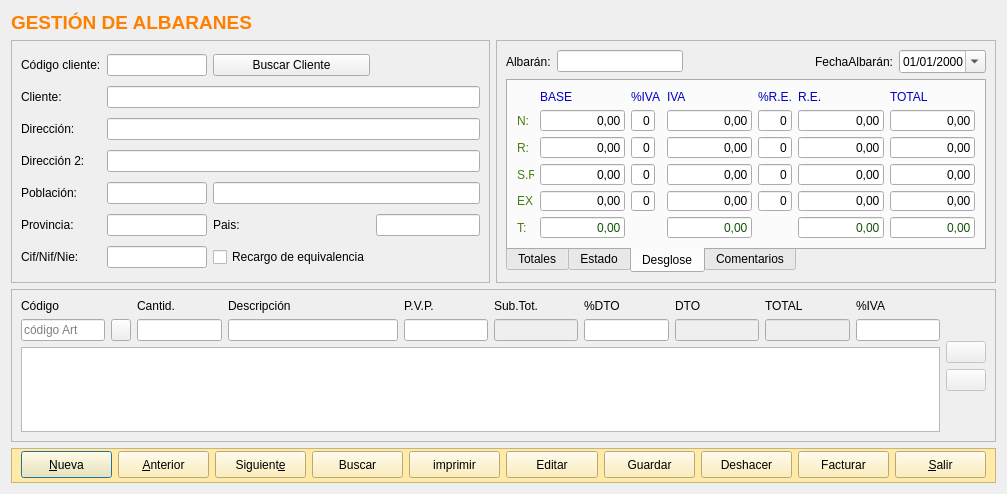
This is frmalbaran.ui in arcnexus/RedFoX as Qt 5 draws it before an edit. The edited form follows.
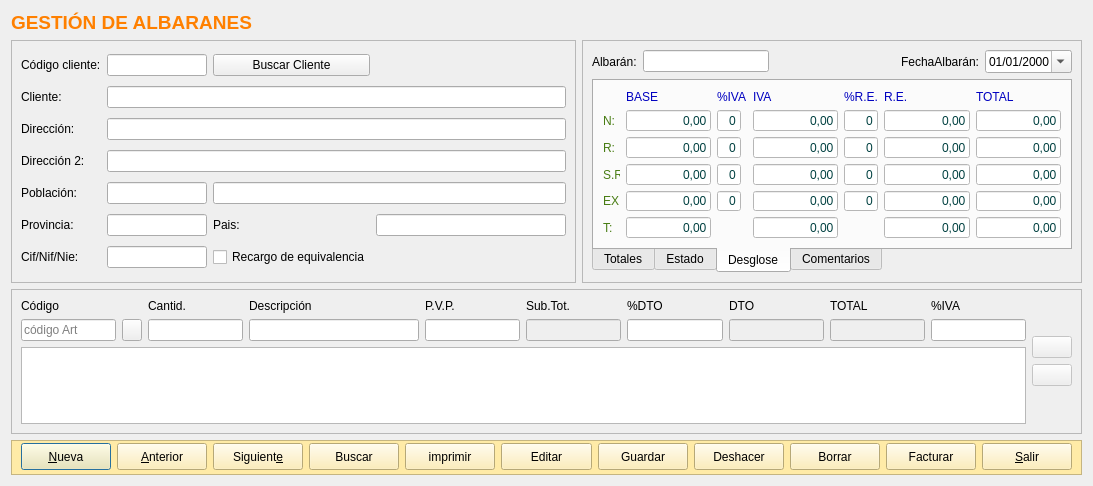
This is the edited form. The open tabs and pages were chosen to show the change. Icons and pictures are not drawn.

Commit message: Estilo Aplicacion Gestión Albaranes Añadir editar y borrar Linea

Patch:
```diff
--- a/frmalbaran.ui
+++ b/frmalbaran.ui
@@ -6,8 +6,8 @@
    <rect>
     <x>0</x>
     <y>0</y>
-    <width>1007</width>
-    <height>494</height>
+    <width>1093</width>
+    <height>486</height>
    </rect>
   </property>
   <property name="windowTitle">
@@ -56,6 +56,12 @@
          <iconset resource="terra.qrc">
           <normaloff>:/Icons/PNG/add.png</normaloff>:/Icons/PNG/add.png</iconset>
         </property>
+        <property name="iconSize">
+         <size>
+          <width>24</width>
+          <height>24</height>
+         </size>
+        </property>
        </widget>
       </item>
       <item>
@@ -71,7 +77,13 @@
         </property>
         <property name="icon">
          <iconset resource="terra.qrc">
-          <normaloff>:/Icons/PNG/left.png</normaloff>:/Icons/PNG/left.png</iconset>
+          <normaloff>:/Icons/PNG/Previous.png</normaloff>:/Icons/PNG/Previous.png</iconset>
+        </property>
+        <property name="iconSize">
+         <size>
+          <width>24</width>
+          <height>24</height>
+         </size>
         </property>
        </widget>
       </item>
@@ -88,7 +100,13 @@
         </property>
         <property name="icon">
          <iconset resource="terra.qrc">
-          <normaloff>:/Icons/PNG/right.png</normaloff>:/Icons/PNG/right.png</iconset>
+          <normaloff>:/Icons/PNG/Next.png</normaloff>:/Icons/PNG/Next.png</iconset>
+        </property>
+        <property name="iconSize">
+         <size>
+          <width>24</width>
+          <height>24</height>
+         </size>
         </property>
        </widget>
       </item>
@@ -107,6 +125,12 @@
          <iconset resource="terra.qrc">
           <normaloff>:/Icons/PNG/search.png</normaloff>:/Icons/PNG/search.png</iconset>
         </property>
+        <property name="iconSize">
+         <size>
+          <width>24</width>
+          <height>24</height>
+         </size>
+        </property>
        </widget>
       </item>
       <item>
@@ -122,7 +146,13 @@
         </property>
         <property name="icon">
          <iconset resource="terra.qrc">
-          <normaloff>:/Icons/PNG/mail.png</normaloff>:/Icons/PNG/mail.png</iconset>
+          <normaloff>:/Icons/PNG/Print.png</normaloff>:/Icons/PNG/Print.png</iconset>
+        </property>
+        <property name="iconSize">
+         <size>
+          <width>24</width>
+          <height>24</height>
+         </size>
         </property>
        </widget>
       </item>
@@ -165,7 +195,13 @@
         </property>
         <property name="icon">
          <iconset resource="terra.qrc">
-          <normaloff>:/Icons/PNG/datebase.png</normaloff>:/Icons/PNG/datebase.png</iconset>
+          <normaloff>:/Icons/PNG/Save.png</normaloff>:/Icons/PNG/Save.png</iconset>
+        </property>
+        <property name="iconSize">
+         <size>
+          <width>24</width>
+          <height>24</height>
+         </size>
         </property>
        </widget>
       </item>
@@ -184,10 +220,39 @@
          <iconset resource="terra.qrc">
           <normaloff>:/Icons/PNG/refresh.png</normaloff>:/Icons/PNG/refresh.png</iconset>
         </property>
+        <property name="iconSize">
+         <size>
+          <width>24</width>
+          <height>24</height>
+         </size>
+        </property>
        </widget>
       </item>
       <item>
-       <widget class="QPushButton" name="btnCobrar">
+       <widget class="QPushButton" name="pushButton">
+        <property name="minimumSize">
+         <size>
+          <width>0</width>
+          <height>27</height>
+         </size>
+        </property>
+        <property name="text">
+         <string>Borrar</string>
+        </property>
+        <property name="icon">
+         <iconset resource="terra.qrc">
+          <normaloff>:/Icons/PNG/delete.png</normaloff>:/Icons/PNG/delete.png</iconset>
+        </property>
+        <property name="iconSize">
+         <size>
+          <width>24</width>
+          <height>24</height>
+         </size>
+        </property>
+       </widget>
+      </item>
+      <item>
+       <widget class="QPushButton" name="btnFacturar">
         <property name="minimumSize">
          <size>
           <width>0</width>
@@ -199,7 +264,13 @@
         </property>
         <property name="icon">
          <iconset resource="terra.qrc">
-          <normaloff>:/Icons/PNG/notepad.png</normaloff>:/Icons/PNG/notepad.png</iconset>
+          <normaloff>:/Icons/PNG/factura.png</normaloff>:/Icons/PNG/factura.png</iconset>
+        </property>
+        <property name="iconSize">
+         <size>
+          <width>24</width>
+          <height>24</height>
+         </size>
         </property>
        </widget>
       </item>
@@ -216,7 +287,13 @@
         </property>
         <property name="icon">
          <iconset resource="terra.qrc">
-          <normaloff>:/Icons/PNG/error.png</normaloff>:/Icons/PNG/error.png</iconset>
+          <normaloff>:/Icons/PNG/Exit.png</normaloff>:/Icons/PNG/Exit.png</iconset>
+        </property>
+        <property name="iconSize">
+         <size>
+          <width>24</width>
+          <height>24</height>
+         </size>
         </property>
        </widget>
       </item>
@@ -640,7 +717,13 @@
           </property>
           <property name="icon">
            <iconset resource="terra.qrc">
-            <normaloff>:/Icons/PNG/configuration.png</normaloff>:/Icons/PNG/configuration.png</iconset>
+            <normaloff>:/Icons/PNG/edit.png</normaloff>:/Icons/PNG/edit.png</iconset>
+          </property>
+          <property name="iconSize">
+           <size>
+            <width>24</width>
+            <height>24</height>
+           </size>
           </property>
          </widget>
         </item>
@@ -657,7 +740,13 @@
           </property>
           <property name="icon">
            <iconset resource="terra.qrc">
-            <normaloff>:/Icons/PNG/error.png</normaloff>:/Icons/PNG/error.png</iconset>
+            <normaloff>:/Icons/PNG/delete.png</normaloff>:/Icons/PNG/delete.png</iconset>
+          </property>
+          <property name="iconSize">
+           <size>
+            <width>24</width>
+            <height>24</height>
+           </size>
           </property>
          </widget>
         </item>
@@ -1099,6 +1188,13 @@
           </item>
           <item row="1" column="1">
            <widget class="QLineEdit" name="txtrBase1">
+            <property name="enabled">
+             <bool>false</bool>
+            </property>
+            <property name="styleSheet">
+             <string notr="true">background-color: rgb(255, 255, 255);
+color: rgb(0, 64, 64);</string>
+            </property>
             <property name="text">
              <string>0,00</string>
             </property>
@@ -1112,8 +1208,12 @@
           </item>
           <item row="5" column="6">
            <widget class="QLineEdit" name="txtrTotalRecargoEq_2">
+            <property name="enabled">
+             <bool>false</bool>
+            </property>
             <property name="styleSheet">
-             <string notr="true">color: rgb(17, 82, 2);</string>
+             <string notr="true">background-color: rgb(255, 255, 255);
+color: rgb(0, 64, 64);</string>
             </property>
             <property name="text">
              <string>0,00</string>
@@ -1128,12 +1228,19 @@
           </item>
           <item row="1" column="5">
            <widget class="QLineEdit" name="txtnRec1">
+            <property name="enabled">
+             <bool>false</bool>
+            </property>
             <property name="maximumSize">
              <size>
               <width>45</width>
               <height>16777215</height>
              </size>
             </property>
+            <property name="styleSheet">
+             <string notr="true">background-color: rgb(255, 255, 255);
+color: rgb(0, 64, 64);</string>
+            </property>
             <property name="text">
              <string>0</string>
             </property>
@@ -1163,6 +1270,13 @@
           </item>
           <item row="1" column="7">
            <widget class="QLineEdit" name="txtrTotal1">
+            <property name="enabled">
+             <bool>false</bool>
+            </property>
+            <property name="styleSheet">
+             <string notr="true">background-color: rgb(255, 255, 255);
+color: rgb(0, 64, 64);</string>
+            </property>
             <property name="text">
              <string>0,00</string>
             </property>
@@ -1186,6 +1300,13 @@
           </item>
           <item row="4" column="7">
            <widget class="QLineEdit" name="txtrTotal4">
+            <property name="enabled">
+             <bool>false</bool>
+            </property>
+            <property name="styleSheet">
+             <string notr="true">background-color: rgb(255, 255, 255);
+color: rgb(0, 64, 64);</string>
+            </property>
             <property name="text">
              <string>0,00</string>
             </property>
@@ -1199,12 +1320,19 @@
           </item>
           <item row="2" column="2">
            <widget class="QLineEdit" name="txtnPorcentajeIva2">
+            <property name="enabled">
+             <bool>false</bool>
+            </property>
             <property name="maximumSize">
              <size>
               <width>45</width>
               <height>16777215</height>
              </size>
             </property>
+            <property name="styleSheet">
+             <string notr="true">background-color: rgb(255, 255, 255);
+color: rgb(0, 64, 64);</string>
+            </property>
             <property name="text">
              <string>0</string>
             </property>
@@ -1218,12 +1346,19 @@
           </item>
           <item row="1" column="2">
            <widget class="QLineEdit" name="txtnPorcentajeIva1">
+            <property name="enabled">
+             <bool>false</bool>
+            </property>
             <property name="maximumSize">
              <size>
               <width>45</width>
               <height>16777215</height>
              </size>
             </property>
+            <property name="styleSheet">
+             <string notr="true">background-color: rgb(255, 255, 255);
+color: rgb(0, 64, 64);</string>
+            </property>
             <property name="text">
              <string>0</string>
             </property>
@@ -1237,6 +1372,13 @@
           </item>
           <item row="3" column="6">
            <widget class="QLineEdit" name="txtrRecargoEq3">
+            <property name="enabled">
+             <bool>false</bool>
+            </property>
+            <property name="styleSheet">
+             <string notr="true">background-color: rgb(255, 255, 255);
+color: rgb(0, 64, 64);</string>
+            </property>
             <property name="text">
              <string>0,00</string>
             </property>
@@ -1266,6 +1408,13 @@
           </item>
           <item row="1" column="4">
            <widget class="QLineEdit" name="txtrIVA1">
+            <property name="enabled">
+             <bool>false</bool>
+            </property>
+            <property name="styleSheet">
+             <string notr="true">background-color: rgb(255, 255, 255);
+color: rgb(0, 64, 64);</string>
+            </property>
             <property name="text">
              <string>0,00</string>
             </property>
@@ -1289,12 +1438,19 @@
           </item>
           <item row="3" column="5">
            <widget class="QLineEdit" name="txtnRec3">
+            <property name="enabled">
+             <bool>false</bool>
+            </property>
             <property name="maximumSize">
              <size>
               <width>45</width>
               <height>16777215</height>
              </size>
             </property>
+            <property name="styleSheet">
+             <string notr="true">background-color: rgb(255, 255, 255);
+color: rgb(0, 64, 64);</string>
+            </property>
             <property name="text">
              <string>0</string>
             </property>
@@ -1308,8 +1464,12 @@
           </item>
           <item row="5" column="4">
            <widget class="QLineEdit" name="txtrTotalIVA_2">
+            <property name="enabled">
+             <bool>false</bool>
+            </property>
             <property name="styleSheet">
-             <string notr="true">color: rgb(17, 82, 2);</string>
+             <string notr="true">background-color: rgb(255, 255, 255);
+color: rgb(0, 64, 64);</string>
             </property>
             <property name="text">
              <string>0,00</string>
@@ -1324,6 +1484,13 @@
           </item>
           <item row="2" column="7">
            <widget class="QLineEdit" name="txtrTotal2">
+            <property name="enabled">
+             <bool>false</bool>
+            </property>
+            <property name="styleSheet">
+             <string notr="true">background-color: rgb(255, 255, 255);
+color: rgb(0, 64, 64);</string>
+            </property>
             <property name="text">
              <string>0,00</string>
             </property>
@@ -1337,6 +1504,13 @@
           </item>
           <item row="1" column="6">
            <widget class="QLineEdit" name="txtrRecargoEq1">
+            <property name="enabled">
+             <bool>false</bool>
+            </property>
+            <property name="styleSheet">
+             <string notr="true">background-color: rgb(255, 255, 255);
+color: rgb(0, 64, 64);</string>
+            </property>
             <property name="text">
              <string>0,00</string>
             </property>
@@ -1350,12 +1524,19 @@
           </item>
           <item row="2" column="5">
            <widget class="QLineEdit" name="txtnRec2">
+            <property name="enabled">
+             <bool>false</bool>
+            </property>
             <property name="maximumSize">
              <size>
               <width>45</width>
               <height>16777215</height>
              </size>
             </property>
+            <property name="styleSheet">
+             <string notr="true">background-color: rgb(255, 255, 255);
+color: rgb(0, 64, 64);</string>
+            </property>
             <property name="text">
              <string>0</string>
             </property>
@@ -1369,6 +1550,13 @@
           </item>
           <item row="3" column="4">
            <widget class="QLineEdit" name="txtrIVA3">
+            <property name="enabled">
+             <bool>false</bool>
+            </property>
+            <property name="styleSheet">
+             <string notr="true">background-color: rgb(255, 255, 255);
+color: rgb(0, 64, 64);</string>
+            </property>
             <property name="text">
              <string>0,00</string>
             </property>
@@ -1382,9 +1570,12 @@
           </item>
           <item row="5" column="7">
            <widget class="QLineEdit" name="txtrTotal_2">
+            <property name="enabled">
+             <bool>false</bool>
+            </property>
             <property name="styleSheet">
-             <string notr="true">color: rgb(17, 82, 2);
-</string>
+             <string notr="true">background-color: rgb(255, 255, 255);
+color: rgb(0, 64, 64);</string>
             </property>
             <property name="text">
              <string>0,00</string>
@@ -1441,6 +1632,13 @@
           </item>
           <item row="3" column="1">
            <widget class="QLineEdit" name="txtrBase3">
+            <property name="enabled">
+             <bool>false</bool>
+            </property>
+            <property name="styleSheet">
+             <string notr="true">background-color: rgb(255, 255, 255);
+color: rgb(0, 64, 64);</string>
+            </property>
             <property name="text">
              <string>0,00</string>
             </property>
@@ -1454,6 +1652,13 @@
           </item>
           <item row="2" column="1">
            <widget class="QLineEdit" name="txtrBase2">
+            <property name="enabled">
+             <bool>false</bool>
+            </property>
+            <property name="styleSheet">
+             <string notr="true">background-color: rgb(255, 255, 255);
+color: rgb(0, 64, 64);</string>
+            </property>
             <property name="text">
              <string>0,00</string>
             </property>
@@ -1467,6 +1672,13 @@
           </item>
           <item row="3" column="7">
            <widget class="QLineEdit" name="txtrTotal3">
+            <property name="enabled">
+             <bool>false</bool>
+            </property>
+            <property name="styleSheet">
+             <string notr="true">background-color: rgb(255, 255, 255);
+color: rgb(0, 64, 64);</string>
+            </property>
             <property name="text">
              <string>0,00</string>
             </property>
@@ -1480,6 +1692,13 @@
           </item>
           <item row="4" column="6">
            <widget class="QLineEdit" name="txtrRecargoEq4">
+            <property name="enabled">
+             <bool>false</bool>
+            </property>
+            <property name="styleSheet">
+             <string notr="true">background-color: rgb(255, 255, 255);
+color: rgb(0, 64, 64);</string>
+            </property>
             <property name="text">
              <string>0,00</string>
             </property>
@@ -1493,6 +1712,13 @@
           </item>
           <item row="2" column="4">
            <widget class="QLineEdit" name="txtrIVA2">
+            <property name="enabled">
+             <bool>false</bool>
+            </property>
+            <property name="styleSheet">
+             <string notr="true">background-color: rgb(255, 255, 255);
+color: rgb(0, 64, 64);</string>
+            </property>
             <property name="text">
              <string>0,00</string>
             </property>
@@ -1506,12 +1732,19 @@
           </item>
           <item row="4" column="5">
            <widget class="QLineEdit" name="txtnRec4">
+            <property name="enabled">
+             <bool>false</bool>
+            </property>
             <property name="maximumSize">
              <size>
               <width>45</width>
               <height>16777215</height>
              </size>
             </property>
+            <property name="styleSheet">
+             <string notr="true">background-color: rgb(255, 255, 255);
+color: rgb(0, 64, 64);</string>
+            </property>
             <property name="text">
              <string>0</string>
             </property>
@@ -1525,12 +1758,19 @@
           </item>
           <item row="3" column="2">
            <widget class="QLineEdit" name="txtnPorcentajeIva3">
+            <property name="enabled">
+             <bool>false</bool>
+            </property>
             <property name="maximumSize">
              <size>
               <width>45</width>
               <height>16777215</height>
              </size>
             </property>
+            <property name="styleSheet">
+             <string notr="true">background-color: rgb(255, 255, 255);
+color: rgb(0, 64, 64);</string>
+            </property>
             <property name="text">
              <string>0</string>
             </property>
@@ -1544,6 +1784,13 @@
           </item>
           <item row="4" column="1">
            <widget class="QLineEdit" name="txtrBase4">
+            <property name="enabled">
+             <bool>false</bool>
+            </property>
+            <property name="styleSheet">
+             <string notr="true">background-color: rgb(255, 255, 255);
+color: rgb(0, 64, 64);</string>
+            </property>
             <property name="text">
              <string>0,00</string>
             </property>
@@ -1567,6 +1814,13 @@
           </item>
           <item row="2" column="6">
            <widget class="QLineEdit" name="txtrRecargoEq2">
+            <property name="enabled">
+             <bool>false</bool>
+            </property>
+            <property name="styleSheet">
+             <string notr="true">background-color: rgb(255, 255, 255);
+color: rgb(0, 64, 64);</string>
+            </property>
             <property name="text">
              <string>0,00</string>
             </property>
@@ -1590,9 +1844,12 @@
           </item>
           <item row="5" column="1">
            <widget class="QLineEdit" name="txtrBaseTotal_2">
+            <property name="enabled">
+             <bool>false</bool>
+            </property>
             <property name="styleSheet">
-             <string notr="true">color: rgb(17, 82, 2);
-font: 75 9pt &quot;Sans Serif&quot;;</string>
+             <string notr="true">background-color: rgb(255, 255, 255);
+color: rgb(0, 64, 64);</string>
             </property>
             <property name="text">
              <string>0,00</string>
@@ -1623,6 +1880,13 @@
           </item>
           <item row="4" column="4">
            <widget class="QLineEdit" name="txtrIVA4">
+            <property name="enabled">
+             <bool>false</bool>
+            </property>
+            <property name="styleSheet">
+             <string notr="true">background-color: rgb(255, 255, 255);
+color: rgb(0, 64, 64);</string>
+            </property>
             <property name="text">
              <string>0,00</string>
             </property>
@@ -1636,12 +1900,19 @@
           </item>
           <item row="4" column="2">
            <widget class="QLineEdit" name="txtnPorcentajeIva4">
+            <property name="enabled">
+             <bool>false</bool>
+            </property>
             <property name="maximumSize">
              <size>
               <width>45</width>
               <height>16777215</height>
              </size>
             </property>
+            <property name="styleSheet">
+             <string notr="true">background-color: rgb(255, 255, 255);
+color: rgb(0, 64, 64);</string>
+            </property>
             <property name="text">
              <string>0</string>
             </property>
```
Left out of the diff: 10 changed lines with no effect on the pictures. The commit also changes 8 other files.
